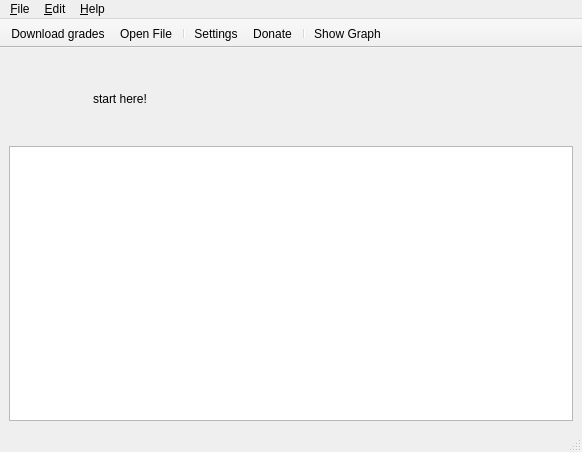
mi1112/PSSOptimisation2, file main_window_raw.ui: the form before one commit.
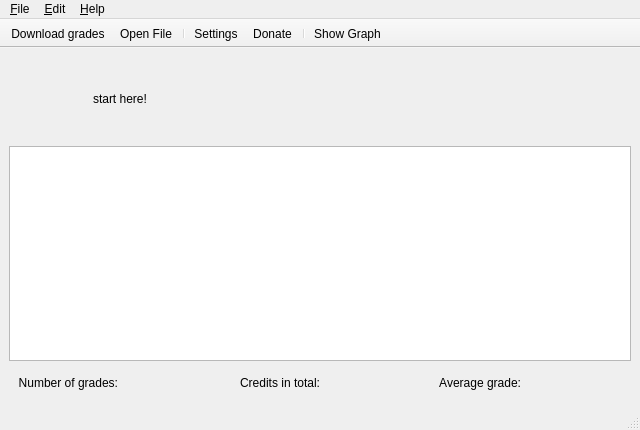
The form after the commit. Icons and pictures are not drawn.

Commit message: added various calculations for grades

Diff of the .ui file:
```diff
--- a/main_window_raw.ui
+++ b/main_window_raw.ui
@@ -7,8 +7,8 @@
    <rect>
     <x>0</x>
     <y>0</y>
-    <width>582</width>
-    <height>452</height>
+    <width>640</width>
+    <height>430</height>
    </rect>
   </property>
   <property name="windowTitle">
@@ -25,6 +25,12 @@
    <layout class="QGridLayout" name="gridLayout_3">
     <item row="2" column="0">
      <widget class="QTableView" name="grades_table">
+      <property name="minimumSize">
+       <size>
+        <width>200</width>
+        <height>200</height>
+       </size>
+      </property>
       <property name="alternatingRowColors">
        <bool>true</bool>
       </property>
@@ -83,9 +89,90 @@
       </layout>
      </widget>
     </item>
+    <item row="3" column="0">
+     <widget class="QWidget" name="stats" native="true">
+      <layout class="QHBoxLayout" name="horizontalLayout">
+       <item>
+        <widget class="QLabel" name="num_of_grades_label">
+         <property name="text">
+          <string>Number of grades:</string>
+         </property>
+         <property name="alignment">
+          <set>Qt::AlignRight|Qt::AlignTrailing|Qt::AlignVCenter</set>
+         </property>
+        </widget>
+       </item>
+       <item>
+        <widget class="QLabel" name="num_of_grades">
+         <property name="font">
+          <font>
+           <weight>75</weight>
+           <bold>true</bold>
+          </font>
+         </property>
+         <property name="text">
+          <string/>
+         </property>
+        </widget>
+       </item>
+       <item>
+        <widget class="QLabel" name="num_of_credits_label">
+         <property name="text">
+          <string>Credits in total:</string>
+         </property>
+         <property name="alignment">
+          <set>Qt::AlignRight|Qt::AlignTrailing|Qt::AlignVCenter</set>
+         </property>
+        </widget>
+       </item>
+       <item>
+        <widget class="QLabel" name="num_of_credits">
+         <property name="font">
+          <font>
+           <weight>75</weight>
+           <bold>true</bold>
+          </font>
+         </property>
+         <property name="text">
+          <string/>
+         </property>
+        </widget>
+       </item>
+       <item>
+        <widget class="QLabel" name="average_grade_label">
+         <property name="text">
+          <string>Average grade:</string>
+         </property>
+         <property name="alignment">
+          <set>Qt::AlignRight|Qt::AlignTrailing|Qt::AlignVCenter</set>
+         </property>
+        </widget>
+       </item>
+       <item>
+        <widget class="QLabel" name="average_grade">
+         <property name="font">
+          <font>
+           <weight>75</weight>
+           <bold>true</bold>
+          </font>
+         </property>
+         <property name="text">
+          <string/>
+         </property>
+        </widget>
+       </item>
+      </layout>
+     </widget>
+    </item>
    </layout>
   </widget>
   <widget class="QToolBar" name="toolbar">
+   <property name="minimumSize">
+    <size>
+     <width>400</width>
+     <height>0</height>
+    </size>
+   </property>
    <property name="contextMenuPolicy">
     <enum>Qt::PreventContextMenu</enum>
    </property>
@@ -120,7 +207,7 @@
     <rect>
      <x>0</x>
      <y>0</y>
-     <width>582</width>
+     <width>640</width>
      <height>23</height>
     </rect>
    </property>
```
The commit also changes 5 other files.
